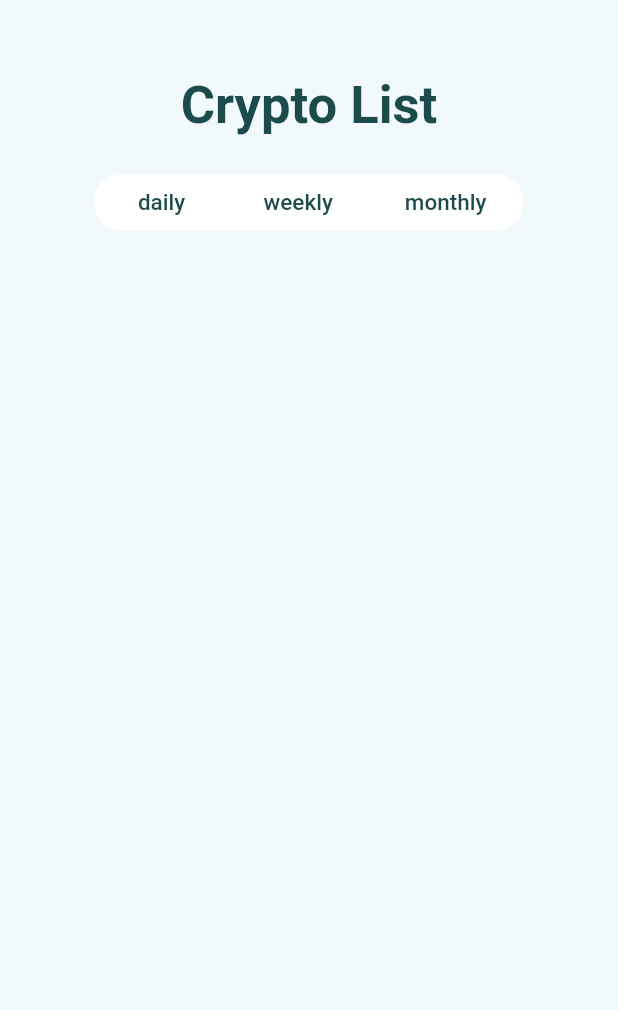
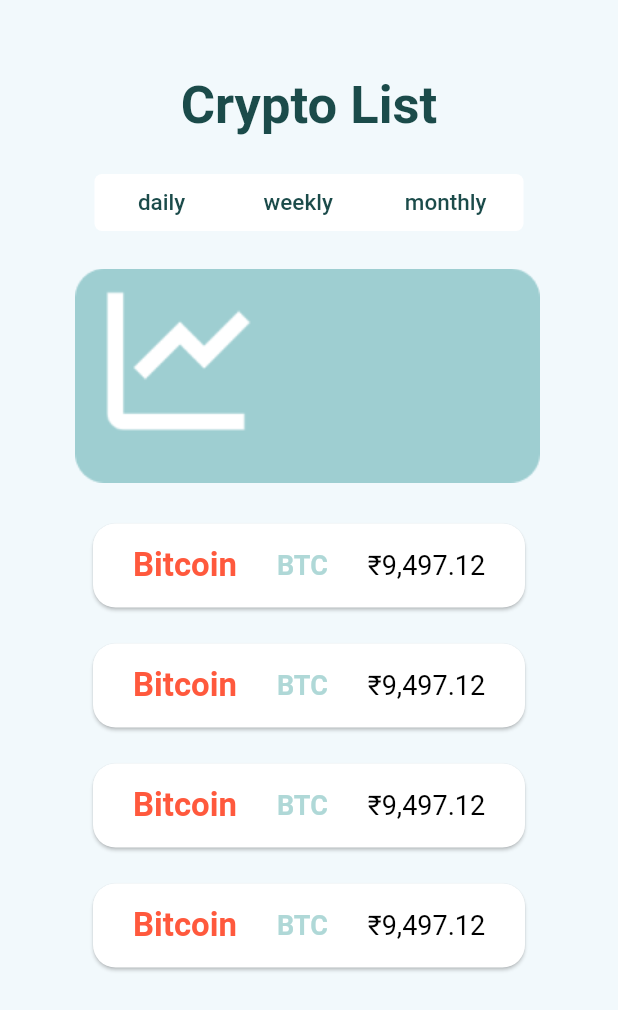
Before and after one commit to GeethKuldeep/crypto_app, a Flutter app: the StockList screen opened directly, on a phone screen of 412 x 824 dp. Shown: the top 1010 px of the screen. Run offline on Flutter 3.47's test engine with Material 2 defaults, Android fonts, the phone set to English and light mode, and no system bars; our stand-ins replace firebase_auth, firebase_core, google_fonts, toggle_switch; accounts and stored records are empty.

Commit message:
UI is done for Stock lists page!!!

```diff
--- a/lib/screens/Stock_List_screen.dart
+++ b/lib/screens/Stock_List_screen.dart
@@ -25,7 +25,7 @@ class _StockListState extends State<StockList> {
     return Scaffold(
       backgroundColor: color2,
       body:Padding(
-        padding: const EdgeInsets.only(top:50.0),
+        padding: const EdgeInsets.only(left:50.0,right: 50,top: 50),
         child: Column(
           crossAxisAlignment: CrossAxisAlignment.stretch,
           children: [
@@ -36,7 +36,7 @@ class _StockListState extends State<StockList> {
                 width: 286,
                 height: 38,
                 decoration: BoxDecoration(
-                    borderRadius: BorderRadius.all(Radius.circular(25.0)),
+                    borderRadius: BorderRadius.all(Radius.circular(5.0)),
                   color: Colors.white,
                 ),
 
@@ -46,7 +46,7 @@ class _StockListState extends State<StockList> {
                       children: [
                         FlatButton(
                           shape: RoundedRectangleBorder(
-                            borderRadius: BorderRadius.circular(15),
+                            borderRadius: BorderRadius.circular(10),
                           ),
                           onPressed: () {
                             setState(() {
@@ -71,7 +71,7 @@ class _StockListState extends State<StockList> {
                         ),
                         FlatButton(
                           shape: RoundedRectangleBorder(
-                            borderRadius: BorderRadius.circular(15),
+                            borderRadius: BorderRadius.circular(10),
                           ),
                           color: pressAttention2 ? color1 : Colors.white,
                           onPressed: () {
@@ -96,7 +96,7 @@ class _StockListState extends State<StockList> {
                         ),
                         FlatButton(
                           shape: RoundedRectangleBorder(
-                            borderRadius: BorderRadius.circular(15),
+                            borderRadius: BorderRadius.circular(10),
                           ),
                           color: pressAttention3 ? color1 : Colors.white,
                           onPressed: () {
@@ -124,6 +124,59 @@ class _StockListState extends State<StockList> {
 
               ),
             ),
+            SizedBox(height: 25,),
+            Stack(
+                children: [
+                  Image.asset('images/Rectangle.png'),
+                  Image.asset('images/graph.png'),
+
+
+        ]
+            ),
+            SizedBox(height: 15,),
+            Expanded(
+              child: ListView.builder(
+                  itemCount: 4,
+                  itemBuilder: (BuildContext ctxt, int Index) {
+                    return Padding(
+                      padding: const EdgeInsets.all(8.0),
+                      child: Card(
+                        shape: RoundedRectangleBorder(
+                          borderRadius: BorderRadius.circular(15),
+                        ),
+                        child: Padding(
+                          padding: const EdgeInsets.only(
+                              top: 15.0, bottom: 15.0),
+                          child: Row(
+                            mainAxisAlignment:
+                            MainAxisAlignment.spaceEvenly,
+                            children: [
+                              Text(
+                                'Bitcoin',
+                                style: TextStyle(
+                                    fontSize: 22,
+                                    color: color1,
+                                    fontWeight: FontWeight.bold),
+                              ),
+                              Text(
+                                'BTC',
+                                style: TextStyle(
+                                    fontSize: 18,
+                                    color: color4,
+                                    fontWeight: FontWeight.bold),
+                              ),
+                              Text(
+                                '₹9,497.12',
+                                style: TextStyle(
+                                    fontSize: 18, color: Colors.black),
+                              ),
+                            ],
+                          ),
+                        ),
+                      ),
+                    );
+                  }),
+            ),
 
           ],
         ),
```
Also changed, not shown: images/graph.png (added).
